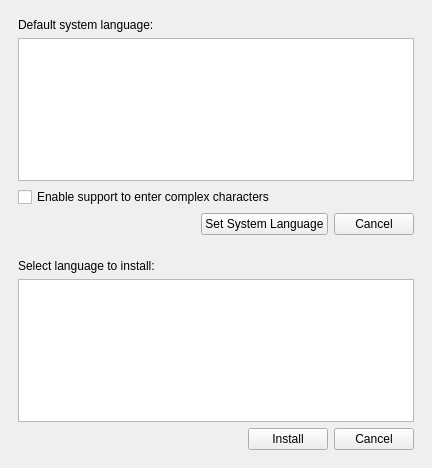
First picture: the form in LanguageSelector/qt/QtLanguageSelectorGUI.ui, repository babycaseny/language-selector, before the edit.
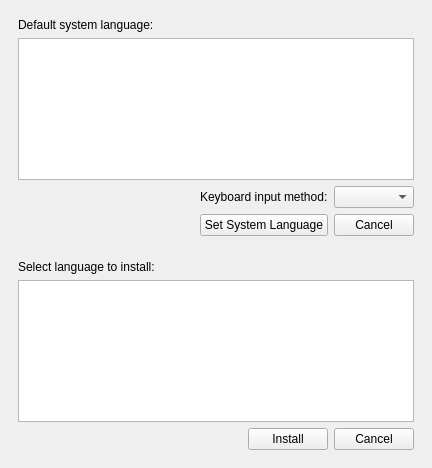
Second picture: the form after the edit.

Commit message: * Implement input method subsystem into Qt UI * Make the Qt UI's uninstall mode more usable by hiding not-installed   languages from the list view * Port package build system to dh 7   + Build-depend on debhelper 7 * Bump standards version to 3.8.3 * Add misc depends to all packages * Revise copyright file * Add manpage for qt-lanaguage-selector (as produced by kdemangen.pl)

The edit to the form file:
```diff
--- a/LanguageSelector/qt/QtLanguageSelectorGUI.ui
+++ b/LanguageSelector/qt/QtLanguageSelectorGUI.ui
@@ -1,7 +1,7 @@
 <ui version="4.0" >
  <class>QtLanguageSelectorGUI</class>
- <widget class="QWidget" name="QtLanguageSelectorGUI" >
-  <property name="geometry" >
+ <widget class="QWidget" name="QtLanguageSelectorGUI">
+  <property name="geometry">
    <rect>
     <x>0</x>
     <y>0</y>
@@ -9,119 +9,54 @@
     <height>468</height>
    </rect>
   </property>
-  <property name="windowTitle" >
+  <property name="windowTitle">
    <string>Language Installer</string>
   </property>
-  <layout class="QGridLayout" >
-   <property name="margin" >
+  <layout class="QGridLayout">
+   <property name="margin">
     <number>9</number>
    </property>
-   <property name="spacing" >
+   <property name="spacing">
     <number>6</number>
    </property>
-   <item row="0" column="0" >
-    <widget class="QFrame" name="systemLanguageFrame" >
-     <property name="frameShape" >
+   <item row="1" column="0">
+    <widget class="QFrame" name="installLanguageFrame">
+     <property name="frameShape">
       <enum>QFrame::NoFrame</enum>
      </property>
-     <property name="frameShadow" >
+     <property name="frameShadow">
       <enum>QFrame::Raised</enum>
      </property>
-     <layout class="QGridLayout" >
-      <property name="margin" >
+     <layout class="QGridLayout">
+      <property name="margin">
        <number>9</number>
       </property>
-      <property name="spacing" >
+      <property name="spacing">
        <number>6</number>
       </property>
-      <item row="3" column="2" >
-       <widget class="QPushButton" name="pushButtonCancel_2" >
-        <property name="text" >
-         <string>Cancel</string>
-        </property>
-       </widget>
+      <item row="1" column="0" colspan="3">
+       <widget class="QListWidget" name="listViewLanguages"/>
       </item>
-      <item row="1" column="0" colspan="3" >
-       <widget class="QListWidget" name="listBoxDefaultLanguage" />
-      </item>
-      <item row="3" column="1" >
-       <widget class="QPushButton" name="pushButtonSetSystemLanguage" >
-        <property name="text" >
-         <string>Set System Language</string>
-        </property>
-       </widget>
-      </item>
-      <item row="0" column="0" colspan="2" >
-       <widget class="QLabel" name="defaultSystemLabel" >
-        <property name="text" >
-         <string>Default system language:</string>
-        </property>
-        <property name="wordWrap" >
-         <bool>false</bool>
-        </property>
-       </widget>
-      </item>
-      <item row="3" column="0" >
-       <spacer>
-        <property name="orientation" >
-         <enum>Qt::Horizontal</enum>
-        </property>
-        <property name="sizeHint" >
-         <size>
-          <width>40</width>
-          <height>20</height>
-         </size>
-        </property>
-       </spacer>
-      </item>
-      <item row="2" column="0" colspan="3" >
-       <widget class="QCheckBox" name="enableInputMethods" >
-        <property name="text" >
-         <string>Enable support to enter complex characters</string>
-        </property>
-       </widget>
-      </item>
-     </layout>
-    </widget>
-   </item>
-   <item row="1" column="0" >
-    <widget class="QFrame" name="installLanguageFrame" >
-     <property name="frameShape" >
-      <enum>QFrame::NoFrame</enum>
-     </property>
-     <property name="frameShadow" >
-      <enum>QFrame::Raised</enum>
-     </property>
-     <layout class="QGridLayout" >
-      <property name="margin" >
-       <number>9</number>
-      </property>
-      <property name="spacing" >
-       <number>6</number>
-      </property>
-      <item row="1" column="0" colspan="3" >
-       <widget class="QListWidget" name="listViewLanguages" />
-      </item>
-      <item row="2" column="1" >
-       <widget class="QPushButton" name="pushButtonOk" >
-        <property name="text" >
+      <item row="2" column="1">
+       <widget class="QPushButton" name="pushButtonOk">
+        <property name="text">
          <string>Install</string>
         </property>
        </widget>
       </item>
-      <item row="2" column="2" >
-       <widget class="QPushButton" name="pushButtonCancel" >
-        <property name="text" >
+      <item row="2" column="2">
+       <widget class="QPushButton" name="pushButtonCancel">
+        <property name="text">
          <string>Cancel</string>
         </property>
        </widget>
       </item>
-      <item row="2" column="0" >
+      <item row="2" column="0">
        <spacer>
-        <property name="orientation" >
+        <property name="orientation">
          <enum>Qt::Horizontal</enum>
         </property>
-        <property name="sizeHint" >
+        <property name="sizeHint" stdset="0">
          <size>
           <width>40</width>
           <height>20</height>
@@ -129,12 +64,12 @@
         </property>
        </spacer>
       </item>
-      <item row="0" column="0" colspan="2" >
-       <widget class="QLabel" name="selectLanguageLabel" >
-        <property name="text" >
+      <item row="0" column="0" colspan="2">
+       <widget class="QLabel" name="selectLanguageLabel">
+        <property name="text">
          <string>Select language to install:</string>
         </property>
-        <property name="wordWrap" >
+        <property name="wordWrap">
          <bool>false</bool>
         </property>
        </widget>
@@ -142,9 +77,90 @@
      </layout>
     </widget>
    </item>
+   <item row="0" column="0">
+    <widget class="QFrame" name="systemLanguageFrame">
+     <property name="frameShape">
+      <enum>QFrame::NoFrame</enum>
+     </property>
+     <property name="frameShadow">
+      <enum>QFrame::Raised</enum>
+     </property>
+     <layout class="QGridLayout">
+      <property name="margin">
+       <number>9</number>
+      </property>
+      <property name="spacing">
+       <number>6</number>
+      </property>
+      <item row="3" column="2">
+       <widget class="QPushButton" name="pushButtonCancel_2">
+        <property name="text">
+         <string>Cancel</string>
+        </property>
+       </widget>
+      </item>
+      <item row="1" column="0" colspan="3">
+       <widget class="QListWidget" name="listBoxDefaultLanguage"/>
+      </item>
+      <item row="3" column="1">
+       <widget class="QPushButton" name="pushButtonSetSystemLanguage">
+        <property name="text">
+         <string>Set System Language</string>
+        </property>
+       </widget>
+      </item>
+      <item row="0" column="0" colspan="2">
+       <widget class="QLabel" name="defaultSystemLabel">
+        <property name="text">
+         <string>Default system language:</string>
+        </property>
+        <property name="wordWrap">
+         <bool>false</bool>
+        </property>
+       </widget>
+      </item>
+      <item row="3" column="0">
+       <spacer>
+        <property name="orientation">
+         <enum>Qt::Horizontal</enum>
+        </property>
+        <property name="sizeHint" stdset="0">
+         <size>
+          <width>40</width>
+          <height>20</height>
+         </size>
+        </property>
+       </spacer>
+      </item>
+      <item row="2" column="0">
+       <spacer name="horizontalSpacer">
+        <property name="orientation">
+         <enum>Qt::Horizontal</enum>
+        </property>
+        <property name="sizeHint" stdset="0">
+         <size>
+          <width>40</width>
+          <height>20</height>
+         </size>
+        </property>
+       </spacer>
+      </item>
+      <item row="2" column="2">
+       <widget class="QComboBox" name="comboBoxInputMethod"/>
+      </item>
+      <item row="2" column="1">
+       <widget class="QLabel" name="labelInputMethod">
+        <property name="text">
+         <string>Keyboard input method:</string>
+        </property>
+       </widget>
+      </item>
+     </layout>
+    </widget>
+   </item>
   </layout>
  </widget>
- <layoutdefault spacing="6" margin="11" />
+ <layoutdefault spacing="6" margin="11"/>
  <pixmapfunction>qPixmapFromMimeSource</pixmapfunction>
  <resources/>
  <connections/>
```
Left out of the diff: 3 changed lines with no effect on the pictures. The commit also changes 10 other files.
